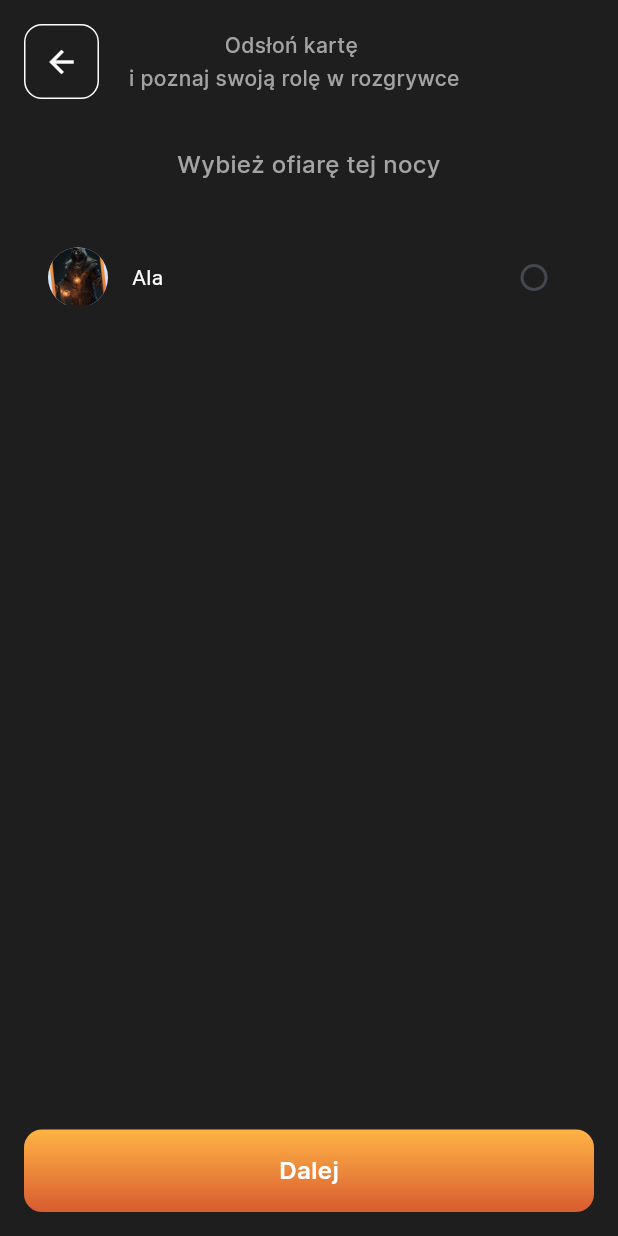
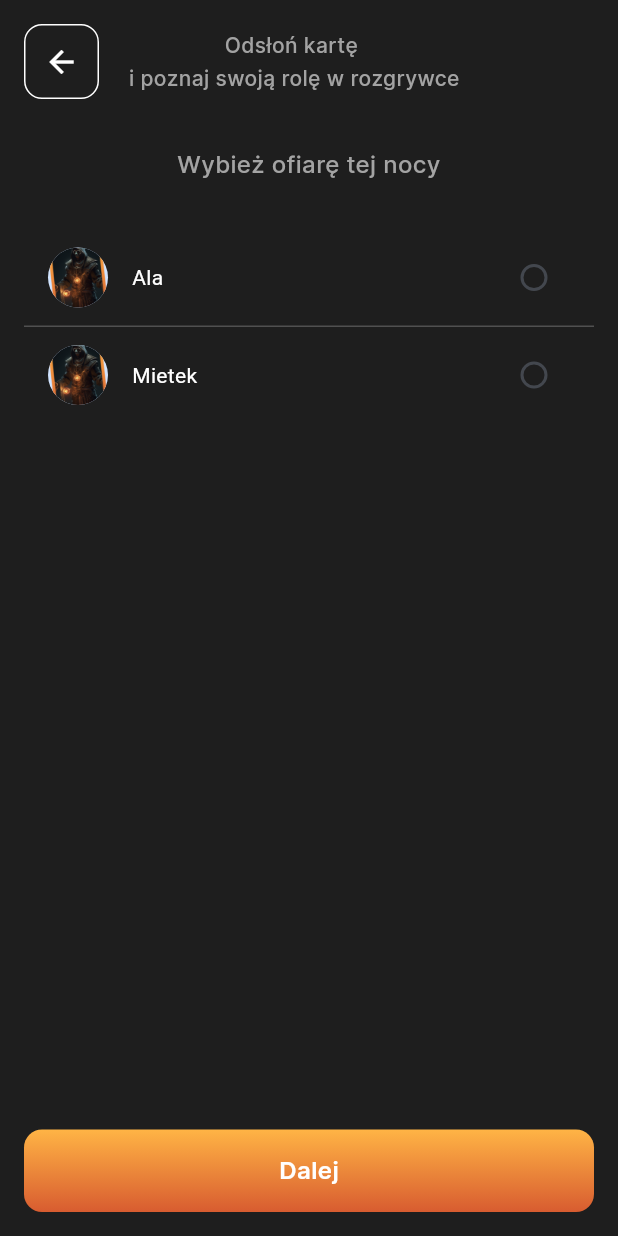
Before and after one commit to Hellmod/mafia_flutter, a Flutter app: the screen it shows after launch, on a phone screen of 412 x 824 dp. Run offline on Flutter 3.47's test engine with Material 3 defaults, Android fonts, the phone set to English and light mode, and no system bars; our stand-ins replace bloc, cloud_firestore, device_info_plus, equatable, firebase_core, flutter_bloc and 4 more; missing offline and left inert: dart:ffi; accounts and stored records are empty.

Commit message:
list separator

```diff
--- a/lib/presentation/game/view/game_action_page.dart
+++ b/lib/presentation/game/view/game_action_page.dart
@@ -16,7 +16,7 @@ class GameActionPage extends StatefulWidget {
   _GameActionPage createState() => _GameActionPage(users);
 }
 
-class _GameActionPage extends State<GameActionPage>{
+class _GameActionPage extends State<GameActionPage> {
   GameBloc? myBloc;
   late AnimationController controller;
 
@@ -48,7 +48,6 @@ class _GameActionPage extends State<GameActionPage>{
   void initState() {
     super.initState();
     myBloc = context.read<GameBloc>();
-
   }
 
   @override
@@ -72,7 +71,7 @@ class _GameActionPage extends State<GameActionPage>{
                               MainWidget.toolBar(
                                   "Odsłoń kartę\n i poznaj swoją rolę w rozgrywce"),
                               const SizedBox(height: 32),
-                              const  Align(
+                              const Align(
                                 alignment: Alignment.center,
                                 child: Text(
                                   "Wybież ofiarę tej nocy ",
@@ -104,13 +103,20 @@ class _GameActionPage extends State<GameActionPage>{
         });
   }
 
-
   Widget userList() {
     return Container(
         width: double.infinity,
-      height: 50,// Otocz ListView widgetem Expanded
-      child: ListView(
-        children: widget.users.map((User user) {
+        height: 150, //ToDo rozszeż rodzica do max
+        child: ListView.separated(
+          itemCount: widget.users.length,
+          separatorBuilder: (BuildContext context, int index) {
+            return const Divider(
+              color: Color(0x44d9d9d9),
+              height: 1,
+            );
+          },
+          itemBuilder: (BuildContext context, int index) {
+            final user = widget.users[index];
             return UserRadioListTile(
               user: user,
               selectedUserName: _selectedUserName,
@@ -120,11 +126,9 @@ class _GameActionPage extends State<GameActionPage>{
                 });
               },
             );
-        }).toList(),
-      ),
-    );
+          },
+        ));
   }
-
 }
 
 class UserRadioListTile extends StatelessWidget {
@@ -151,7 +155,8 @@ class UserRadioListTile extends StatelessWidget {
         child: Row(
           children: [
             CircleAvatar(
-              backgroundImage: AssetImage("assets/images/card.png"), // Zastąp ścieżkę obrazka avatarem użytkownika
+              backgroundImage: AssetImage(
+                  "assets/images/card.png"),
             ),
             SizedBox(width: 16.0),
             Expanded(
--- a/lib/unit/navigation/game_navigation.dart
+++ b/lib/unit/navigation/game_navigation.dart
@@ -11,7 +11,7 @@ class GameNavigator extends StatelessWidget {
     return BlocBuilder<GameBloc, GameState>(
       builder: (context, state) {
         if (state is GameInitialState) {
-          return GameActionPage(users: [User(name: 'Ala', id: '1')],);
+          return GameActionPage(users: [User(name: 'Ala', id: '1'),User(name: 'Mietek', id: '2')],);
           //return GameRevealCardReviled(character: Pirates(),);
           //return GameRevealCard(characters: []);
         } else {
```
Lines whose indentation alone changed are shown as unchanged.
